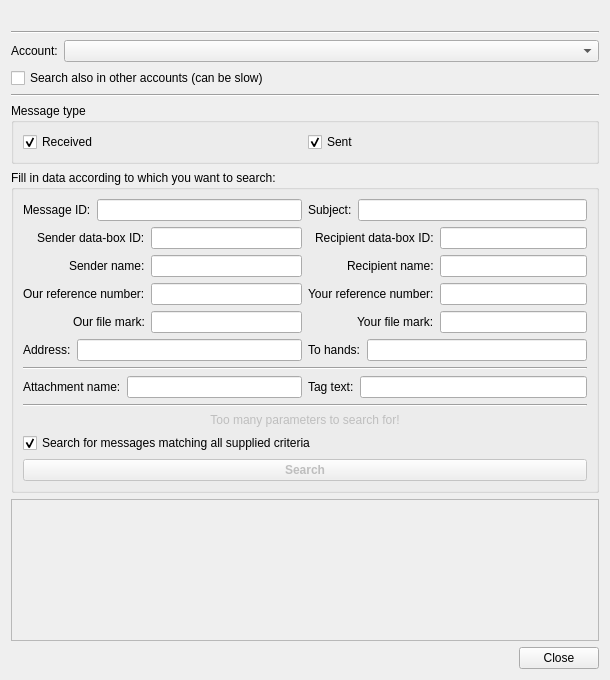
Above: src/gui/ui/dlg_msg_search.ui from psakar/datovka before the change. Below: the same form after it.
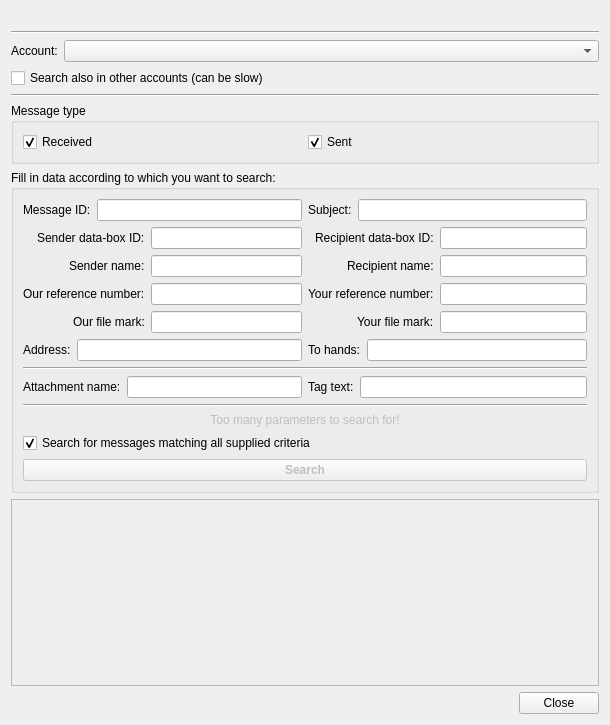
That is the form after the change. Icons and pictures are not drawn. Custom widgets are drawn as their Qt base class.

Commit message: Fixed msg search UI size

Diff of the .ui file:
```diff
--- a/src/gui/ui/dlg_msg_search.ui
+++ b/src/gui/ui/dlg_msg_search.ui
@@ -7,13 +7,13 @@
     <x>0</x>
     <y>0</y>
     <width>610</width>
-    <height>680</height>
+    <height>725</height>
    </rect>
   </property>
   <property name="minimumSize">
    <size>
     <width>610</width>
-    <height>680</height>
+    <height>725</height>
    </size>
   </property>
   <property name="windowTitle">
```
